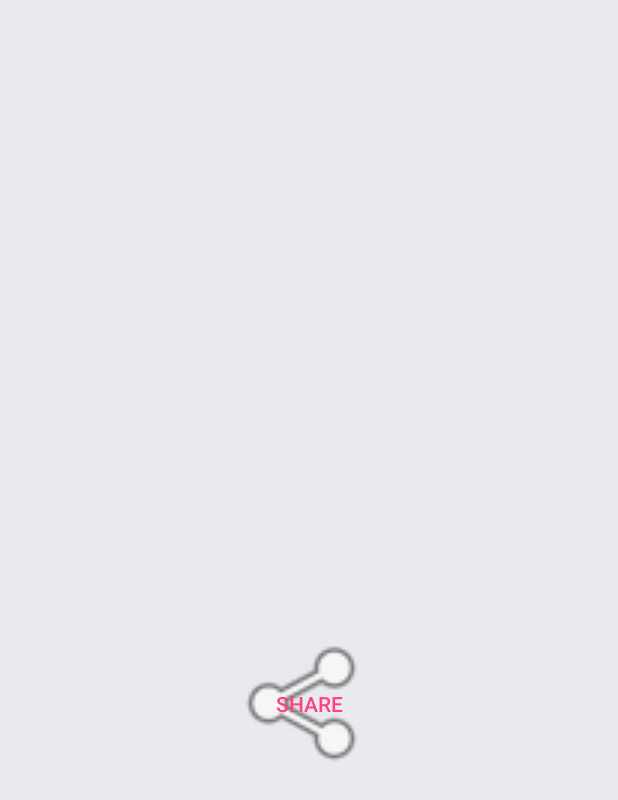
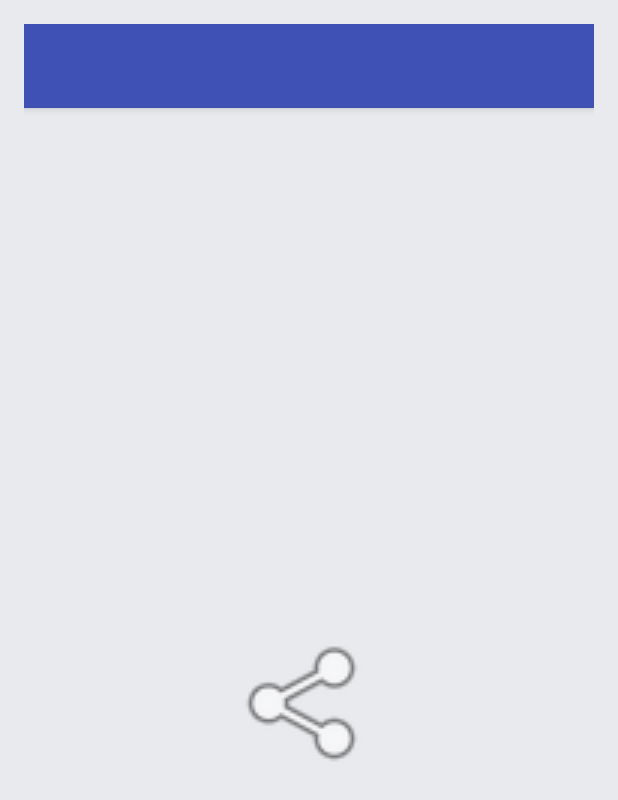
Before and after one commit to RbkGh/QuickTarriff, an Android app: the GeneralNotifMessageActivity screen opened directly, with no data from a screen before it, on a phone screen of 412 x 824 dp. Shown: the top 800 px of the screen. Run offline under Robolectric (Android 15) with nearby library versions, the light colour scheme and no system bars; 1 statement that could not run was skipped.

Commit message:
Added share button to send incoming messages to social and normal sms and email,tested

```diff
--- a/app/src/main/AndroidManifest.xml
+++ b/app/src/main/AndroidManifest.xml
@@ -100,7 +100,7 @@
         <activity android:name=".activities.GeneralNotifMessageActivity"
             android:label="@string/app_name"
             android:screenOrientation="portrait"
-            android:theme="@style/AppTheme.NoActionBar"></activity>
+            android:theme="@style/AppTheme"></activity>
     </application>
 
 </manifest>
--- a/app/src/main/java/com/swiftpot/android/tariffplanner/activities/GeneralNotifMessageActivity.java
+++ b/app/src/main/java/com/swiftpot/android/tariffplanner/activities/GeneralNotifMessageActivity.java
@@ -1,7 +1,10 @@
 package com.swiftpot.android.tariffplanner.activities;
 
+import android.content.Intent;
 import android.support.v7.app.AppCompatActivity;
 import android.os.Bundle;
+import android.view.View;
+import android.widget.Button;
 import android.widget.TextView;
 
 import com.swiftpot.android.tariffplanner.R;
@@ -17,9 +20,22 @@ public class GeneralNotifMessageActivity extends AppCompatActivity {
 
         Bundle extras = getIntent().getExtras();
 
-        String notifMsg = extras.getString(CustomStrings.FULL_NOTIF_MSG);
+        final String notifMsg = extras.getString(CustomStrings.FULL_NOTIF_MSG);
         TextView tvNotifMsgFull = (TextView) findViewById(R.id.tvNotifMsgFull);
 
         tvNotifMsgFull.setText(notifMsg);
+
+        Button btnShareNotifMsg = (Button) findViewById(R.id.btnShareNotifMsg);
+        assert btnShareNotifMsg != null;
+        btnShareNotifMsg.setOnClickListener(new View.OnClickListener() {
+            @Override
+            public void onClick(View view) {
+                Intent sendIntent = new Intent();
+                sendIntent.setAction(Intent.ACTION_SEND);
+                sendIntent.putExtra(Intent.EXTRA_TEXT, notifMsg);
+                sendIntent.setType("text/plain");
+                startActivity(sendIntent);
+            }
+        });
     }
 }
--- a/app/src/main/res/layout/activity_general_notif_message.xml
+++ b/app/src/main/res/layout/activity_general_notif_message.xml
@@ -3,11 +3,35 @@
     xmlns:tools="http://schemas.android.com/tools"
     android:layout_width="match_parent"
     android:layout_height="match_parent"
+    xmlns:app="http://schemas.android.com/apk/res-auto"
     android:paddingBottom="@dimen/activity_vertical_margin"
     android:paddingLeft="@dimen/activity_horizontal_margin"
     android:paddingRight="@dimen/activity_horizontal_margin"
     android:paddingTop="@dimen/activity_vertical_margin"
     tools:context="com.swiftpot.android.tariffplanner.activities.GeneralNotifMessageActivity">
+    <android.support.design.widget.AppBarLayout
+        android:id="@+id/appBarLayout"
+        android:layout_width="match_parent"
+        android:layout_height="wrap_content"
+        android:theme="@style/AppTheme.AppBarOverlay">
+
+
+
+
+
+
+
+
+        <android.support.v7.widget.Toolbar
+            android:id="@+id/toolbar"
+            android:layout_width="match_parent"
+            android:layout_height="?attr/actionBarSize"
+            android:background="?attr/colorPrimary"
+            app:popupTheme="@style/AppTheme.PopupOverlay" />
+
+
+
+    </android.support.design.widget.AppBarLayout>
 
     <TextView
         android:layout_width="wrap_content"
@@ -21,7 +45,7 @@
         android:layout_width="96dp"
         android:layout_height="96dp"
         android:background="@android:drawable/ic_menu_share"
-        android:text="Share"
+        android:text=""
         android:id="@+id/btnShareNotifMsg"
         android:layout_below="@+id/tvNotifMsgFull"
         android:layout_centerHorizontal="true" />
```
